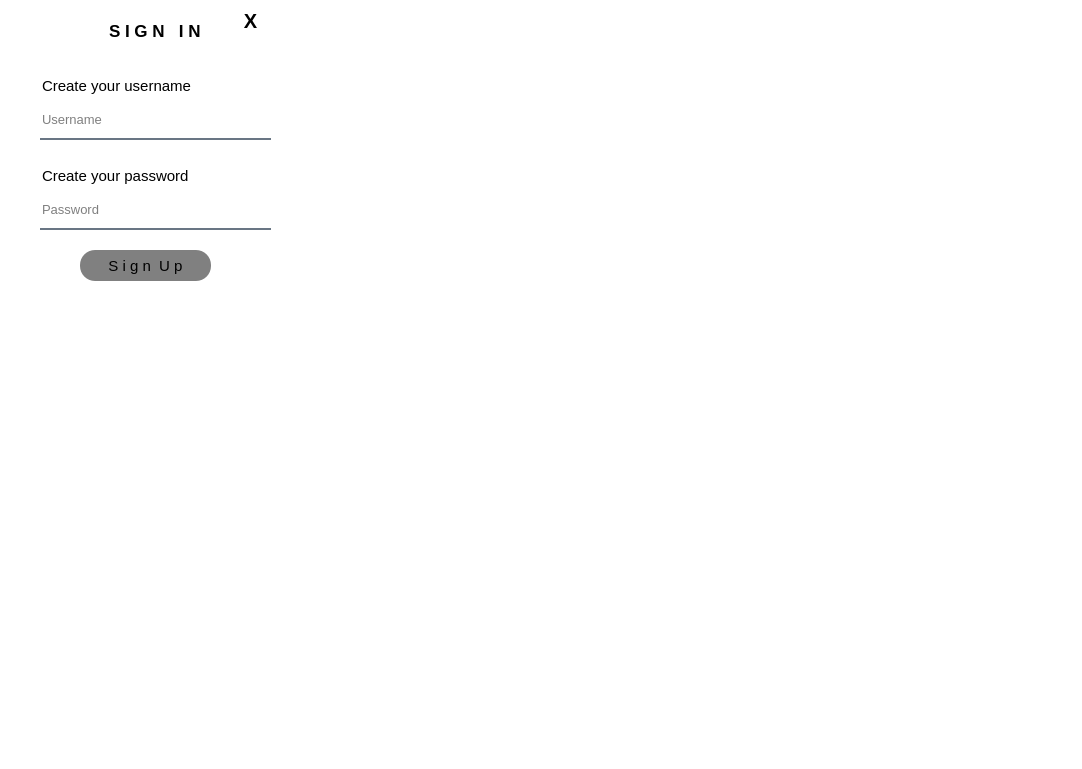
This is register.ui in nepalprastut/oopProj as Qt 5 draws it before an edit. The edited form follows.
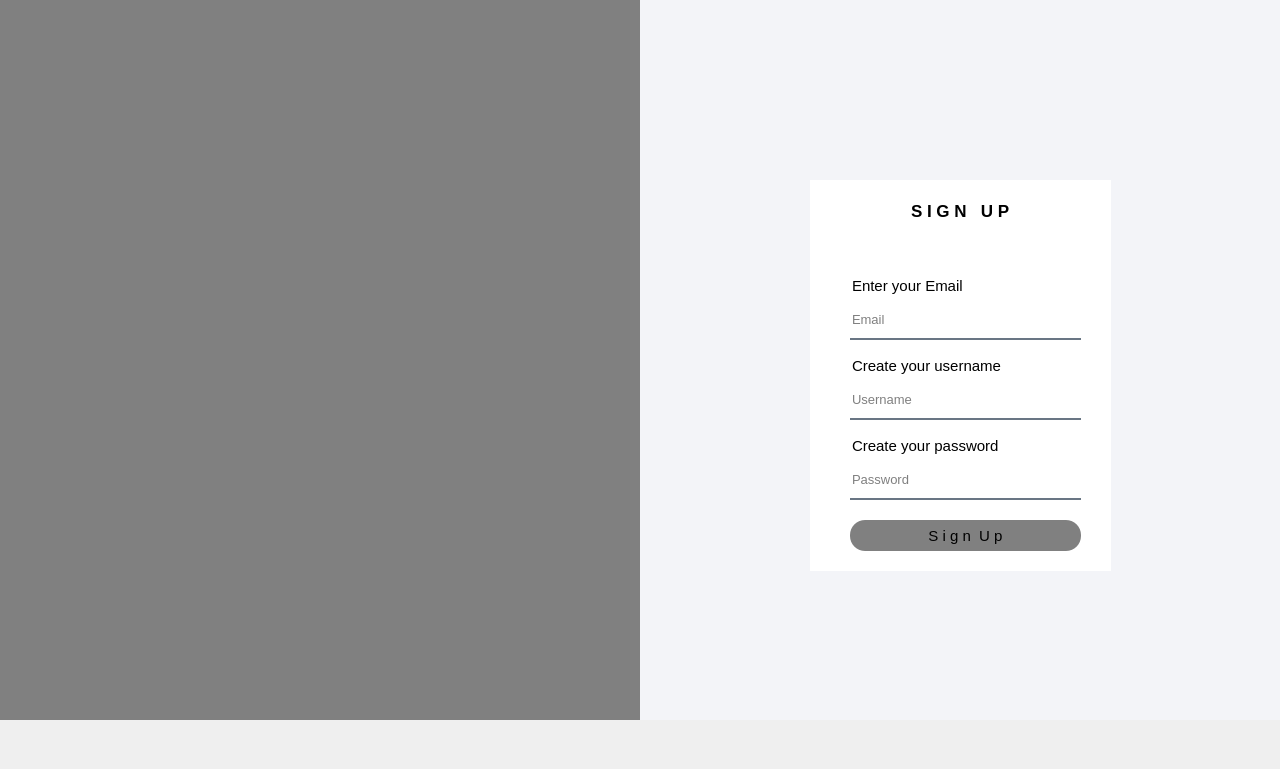
This is the edited form. Icons and pictures are not drawn.

The edit to the form file:
```diff
--- a/register.ui
+++ b/register.ui
@@ -6,7 +6,7 @@
    <rect>
     <x>0</x>
     <y>0</y>
-    <width>1082</width>
+    <width>1280</width>
     <height>769</height>
    </rect>
   </property>
@@ -24,8 +24,36 @@
     <rect>
      <x>0</x>
      <y>0</y>
-     <width>1082</width>
-     <height>769</height>
+     <width>640</width>
+     <height>720</height>
+    </rect>
+   </property>
+   <property name="styleSheet">
+    <string notr="true">background-image: url(:/icons/signup.png);
+background-repeat:no-repeat;
+background-position:center;
+background-color:grey;</string>
+   </property>
+  </widget>
+  <widget class="QWidget" name="widget_2" native="true">
+   <property name="geometry">
+    <rect>
+     <x>640</x>
+     <y>0</y>
+     <width>640</width>
+     <height>720</height>
+    </rect>
+   </property>
+   <property name="styleSheet">
+    <string notr="true">background-color: rgb(243, 244, 248);</string>
+   </property>
+   <widget class="QWidget" name="widget_3" native="true">
+    <property name="geometry">
+     <rect>
+      <x>170</x>
+      <y>180</y>
+      <width>301</width>
+      <height>391</height>
     </rect>
    </property>
    <property name="styleSheet">
@@ -36,9 +64,9 @@
    <widget class="QPushButton" name="pushButton_signup">
     <property name="geometry">
      <rect>
-      <x>80</x>
-      <y>250</y>
-      <width>131</width>
+       <x>40</x>
+       <y>340</y>
+       <width>231</width>
       <height>31</height>
      </rect>
     </property>
@@ -67,9 +95,9 @@
    <widget class="QLineEdit" name="lineEdit">
     <property name="geometry">
      <rect>
-      <x>50</x>
+       <x>30</x>
       <y>10</y>
-      <width>211</width>
+       <width>241</width>
       <height>41</height>
      </rect>
     </property>
@@ -85,7 +113,7 @@
 </string>
     </property>
     <property name="text">
-     <string>S I G N   I N</string>
+      <string>S I G N   U P</string>
     </property>
     <property name="alignment">
      <set>Qt::AlignmentFlag::AlignCenter</set>
@@ -98,7 +126,7 @@
     <property name="geometry">
      <rect>
       <x>40</x>
-      <y>190</y>
+       <y>280</y>
       <width>231</width>
       <height>40</height>
      </rect>
@@ -134,7 +162,7 @@
     <property name="geometry">
      <rect>
       <x>40</x>
-      <y>100</y>
+       <y>200</y>
       <width>231</width>
       <height>40</height>
      </rect>
@@ -163,10 +191,122 @@
      <string>Username</string>
     </property>
    </widget>
+    <widget class="QLineEdit" name="lineEdit_2">
+     <property name="geometry">
+      <rect>
+       <x>40</x>
+       <y>170</y>
+       <width>221</width>
+       <height>31</height>
+      </rect>
+     </property>
+     <property name="font">
+      <font>
+       <pointsize>-1</pointsize>
+       <bold>false</bold>
+      </font>
+     </property>
+     <property name="styleSheet">
+      <string notr="true">color:black;
+font-size:15px;</string>
+     </property>
+     <property name="text">
+      <string>Create your username</string>
+     </property>
+     <property name="readOnly">
+      <bool>true</bool>
+     </property>
+    </widget>
+    <widget class="QLineEdit" name="lineEdit_3">
+     <property name="geometry">
+      <rect>
+       <x>40</x>
+       <y>250</y>
+       <width>221</width>
+       <height>31</height>
+      </rect>
+     </property>
+     <property name="font">
+      <font>
+       <pointsize>-1</pointsize>
+       <bold>false</bold>
+      </font>
+     </property>
+     <property name="styleSheet">
+      <string notr="true">color:black;
+font-size:15px;</string>
+     </property>
+     <property name="text">
+      <string>Create your password</string>
+     </property>
+     <property name="readOnly">
+      <bool>true</bool>
+     </property>
+    </widget>
+    <widget class="QLineEdit" name="lineEdit_email">
+     <property name="geometry">
+      <rect>
+       <x>40</x>
+       <y>120</y>
+       <width>231</width>
+       <height>40</height>
+      </rect>
+     </property>
+     <property name="minimumSize">
+      <size>
+       <width>200</width>
+       <height>40</height>
+      </size>
+     </property>
+     <property name="styleSheet">
+      <string notr="true">background-color:rgba(0,0,0,0);
+border:none;
+border-bottom:2px solid rgba(105,118,132,255);
+color:rgba(255,255,255,230);
+font-size:13px;
+color:black;</string>
+     </property>
+     <property name="text">
+      <string/>
+     </property>
+     <property name="readOnly">
+      <bool>false</bool>
+     </property>
+     <property name="placeholderText">
+      <string>Email</string>
+     </property>
+    </widget>
+    <widget class="QLineEdit" name="lineEdit_4">
+     <property name="geometry">
+      <rect>
+       <x>40</x>
+       <y>90</y>
+       <width>221</width>
+       <height>31</height>
+      </rect>
+     </property>
+     <property name="font">
+      <font>
+       <pointsize>-1</pointsize>
+       <bold>false</bold>
+      </font>
+     </property>
+     <property name="styleSheet">
+      <string notr="true">color:black;
+font-size:15px;</string>
+     </property>
+     <property name="text">
+      <string>Enter your Email</string>
+     </property>
+     <property name="readOnly">
+      <bool>true</bool>
+     </property>
+    </widget>
+   </widget>
    <widget class="QPushButton" name="pushButton_close">
     <property name="geometry">
      <rect>
-      <x>230</x>
+      <x>600</x>
       <y>0</y>
       <width>41</width>
       <height>41</height>
@@ -174,7 +314,6 @@
     </property>
     <property name="font">
      <font>
-      <pointsize>-1</pointsize>
       <bold>true</bold>
      </font>
     </property>
@@ -184,72 +323,20 @@
 text-align:centre;
 border:2px solid black;
 background-color:rgb(241,92,34);
+border-radius:0px;
 }
 QPushButton:Pressed
 {
 margin-left:1px;
 }
 QPushButton{
-background-color:transparent;
-
-font-size:20px;
-color:black;
+qproperty-icon: url(:/icons/close.png);
+qproperty-iconSize:50px 50px;
+border:0px;
 }</string>
     </property>
     <property name="text">
-     <string>X</string>
-    </property>
-   </widget>
-   <widget class="QLineEdit" name="lineEdit_2">
-    <property name="geometry">
-     <rect>
-      <x>40</x>
-      <y>70</y>
-      <width>221</width>
-      <height>31</height>
-     </rect>
-    </property>
-    <property name="font">
-     <font>
-      <pointsize>-1</pointsize>
-      <bold>false</bold>
-     </font>
-    </property>
-    <property name="styleSheet">
-     <string notr="true">color:black;
-font-size:15px;</string>
-    </property>
-    <property name="text">
-     <string>Create your username</string>
-    </property>
-    <property name="readOnly">
-     <bool>true</bool>
-    </property>
-   </widget>
-   <widget class="QLineEdit" name="lineEdit_3">
-    <property name="geometry">
-     <rect>
-      <x>40</x>
-      <y>160</y>
-      <width>221</width>
-      <height>31</height>
-     </rect>
-    </property>
-    <property name="font">
-     <font>
-      <pointsize>-1</pointsize>
-      <bold>false</bold>
-     </font>
-    </property>
-    <property name="styleSheet">
-     <string notr="true">color:black;
-font-size:15px;</string>
-    </property>
-    <property name="text">
-     <string>Create your password</string>
-    </property>
-    <property name="readOnly">
-     <bool>true</bool>
+     <string/>
     </property>
    </widget>
   </widget>
```
Lines whose indentation alone changed are shown as unchanged.
